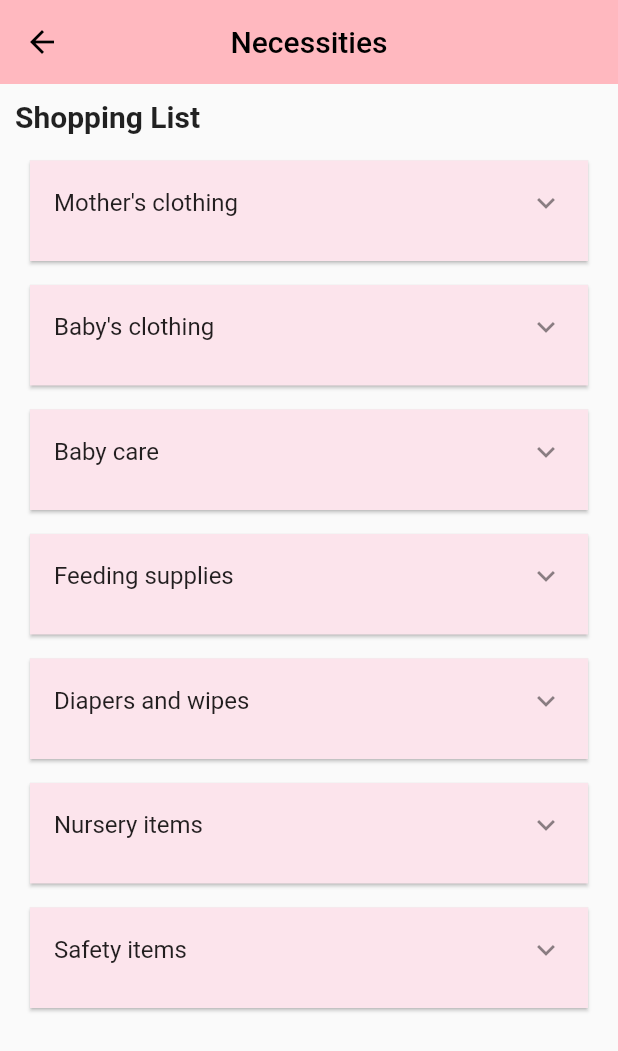
After one commit to yiwan-21/umh23-pregnancy, a Flutter app: the Necessities screen opened directly, on a phone screen of 412 x 824 dp. The commit adds this screen. Shown: the top 1051 px of the screen. Run offline on Flutter 3.47's test engine with Material 2 defaults, Android fonts, the phone set to English and light mode, and no system bars; our stand-ins replace image_picker.

Commit message:
feat necessities

```diff
--- a/lib/main.dart
+++ b/lib/main.dart
@@ -1,9 +1,7 @@
 import 'package:flutter/material.dart';
 
-import './custom_color.dart';
-import './navigation.dart';
-// import './home.dart';
-// import './question.dart';
+import 'custom_color.dart';
+import 'navigation.dart';
 
 void main() {
   runApp(const MyApp());
--- a/lib/navigation.dart
+++ b/lib/navigation.dart
@@ -1,7 +1,8 @@
 import 'package:flutter/material.dart';
-import './home.dart';
-import './question.dart';
-import './ultrasound.dart';
+import 'home.dart';
+import 'question.dart';
+import 'ultrasound.dart';
+import 'necessities.dart';
 
 class Navigation extends StatefulWidget {
   const Navigation({super.key});
@@ -28,6 +29,7 @@ class _NavigationState extends State<Navigation> {
     "Home": const Home(),
     "Tracker": const Question(),
     "Ultrasound": const Ultrasound(),
+    "Partner": Necessities(),
   };
 
   @override
@@ -53,6 +55,10 @@ class _NavigationState extends State<Navigation> {
             icon: Icon(Icons.camera_alt_outlined),
             label: 'Ultrasound',
           ),
+          BottomNavigationBarItem(
+            icon: Icon(Icons.shopping_cart_outlined),
+            label: 'Necessities',
+          ),
         ],
         onTap: _onItemTapped,
       ),
--- /dev/null
+++ b/lib/necessities.dart
@@ -0,0 +1,160 @@
+import 'package:flutter/material.dart';
+
+class Necessities extends StatelessWidget {
+  Necessities({super.key});
+
+  final Map<String, List> necessities = {
+    "Mother's clothing": [
+      "Nursing bras",
+      "Nursing pads",
+      "Nursing tops",
+      "Maternity underwear",
+      "Maternity pants"
+    ],
+    "Baby's clothing": ["Onesies", "Sleepers", "Socks", "Hats", "Mittens"],
+    "Baby care": [
+      "Wash cloths",
+      "Thermometer",
+      "Baby shampoo",
+      "Baby brush",
+      "Nail clippers"
+    ],
+    "Feeding supplies": [
+      "Bottles",
+      "Formula",
+      "Breast pads",
+      "Bibs",
+      "Burp cloths"
+    ],
+    "Diapers and wipes": [
+      "Diapers",
+      "Wipes",
+      "Diaper rash cream",
+      "Baby powder",
+      "Changing pad"
+    ],
+    "Nursery items": [
+      "Crib",
+      "Bassinets",
+      "Changing table",
+      "Rocking chair",
+      "Baby monitor"
+    ],
+    "Safety items": [
+      "Car seat",
+      "Stroller",
+      "Baby gate",
+      "Outlet covers",
+      "Babyproofing kit"
+    ],
+  };
+
+  @override
+  Widget build(BuildContext context) {
+    return Scaffold(
+        body: CustomScrollView(
+      slivers: [
+        const SliverAppBar(
+          title: Text('Necessities'),
+          centerTitle: true,
+          floating: true,
+          snap: true,
+        ),
+        SliverToBoxAdapter(
+          child: Container(
+            margin: const EdgeInsets.all(10),
+            child: const Text("Shopping List",
+                style: TextStyle(
+                  fontSize: 20,
+                  fontWeight: FontWeight.bold,
+                )),
+          ),
+        ),
+        SliverList(
+          delegate: SliverChildBuilderDelegate(
+            (context, index) => ListTile(
+              title: NecessitiesCard(
+                title: necessities.keys.elementAt(index),
+                items: necessities.values.elementAt(index),
+              ),
+            ),
+            childCount: necessities.length,
+          ),
+        ),
+      ],
+    ));
+  }
+}
+
+class NecessitiesCard extends StatefulWidget {
+  final String title;
+  final List items;
+
+  const NecessitiesCard({required this.title, required this.items, super.key});
+
+  @override
+  State<NecessitiesCard> createState() => _NecessitiesCardState();
+}
+
+class _NecessitiesCardState extends State<NecessitiesCard>
+    with SingleTickerProviderStateMixin {
+  bool _isExpanded = false;
+
+  void _toggleExpanded() {
+    setState(() {
+      _isExpanded = !_isExpanded;
+    });
+  }
+
+  @override
+  Widget build(BuildContext context) {
+    return GestureDetector(
+        onTap: _toggleExpanded,
+        child: AnimatedContainer(
+          duration: const Duration(milliseconds: 300),
+          height: _isExpanded ? 250 : 75,
+          curve: Curves.fastOutSlowIn,
+          child: Card(
+            elevation: 1,
+            shape: RoundedRectangleBorder(
+              borderRadius: BorderRadius.circular(0),
+            ),
+            color: Colors.pink[50],
+            child: Column(
+              children: [
+                ListTile(
+                  title: Text(widget.title),
+                  trailing: _isExpanded
+                      ? const Icon(Icons.expand_less)
+                      : const Icon(Icons.expand_more),
+                ),
+                if (_isExpanded)
+                  const Expanded(
+                    flex: 0,
+                    child: Divider(
+                      color: Colors.black,
+                      height: 0,
+                      thickness: 1,
+                      indent: 10,
+                      endIndent: 10,
+                    ),
+                  ),
+                if (_isExpanded)
+                  Expanded(
+                    child: Container(
+                      margin: const EdgeInsets.symmetric(vertical: 8),
+                      child: ListView.builder(
+                        padding: const EdgeInsets.symmetric(vertical: 0),
+                        itemCount: widget.items.length,
+                        itemBuilder: (context, index) => ListTile(
+                          title: Text(widget.items[index]),
+                        ),
+                      ),
+                    ),
+                  ),
+              ],
+            ),
+          ),
+        ));
+  }
+}
```
